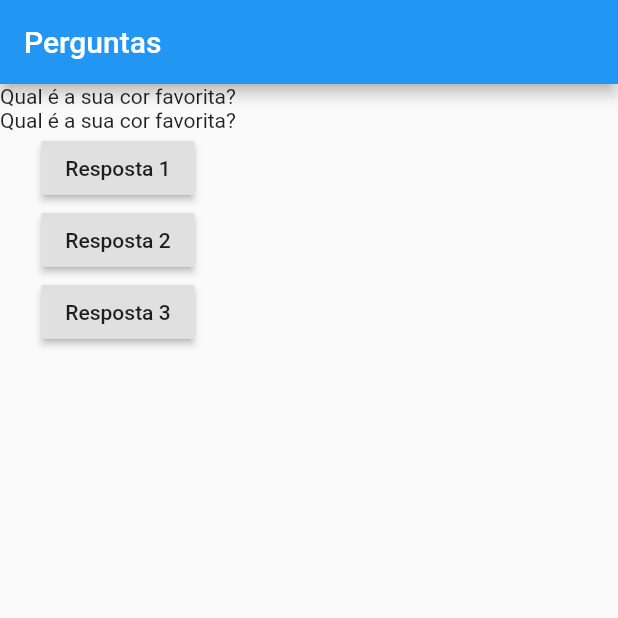
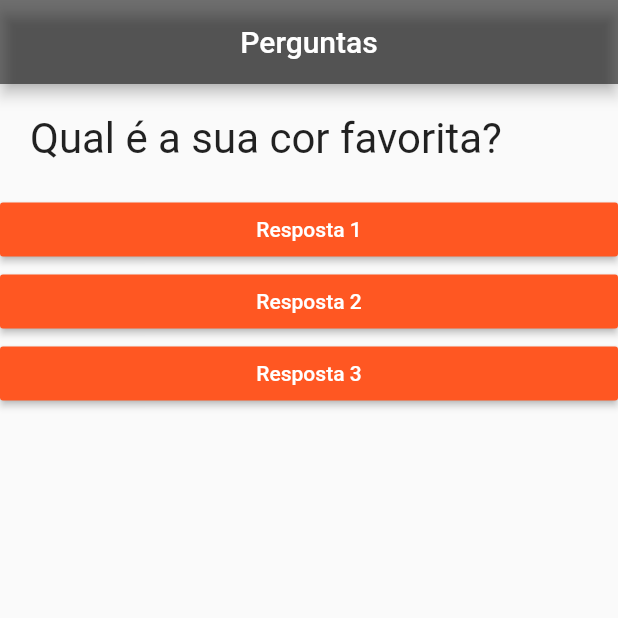
Before and after one commit to eliasfernandesbr/projeto_perguntas, a Flutter app: the screen it shows after launch, on a phone screen of 412 x 824 dp, the top half of it. Run offline on Flutter 3.47's test engine with Material 2 defaults, Android fonts, the phone set to English and light mode, and no system bars.

Commit message:
centerText

```diff
--- a/lib/main.dart
+++ b/lib/main.dart
@@ -1,5 +1,6 @@
 import "package:flutter/material.dart";
 import './questao.dart';
+import './resposta.dart';
 
 main() {
   runApp(PerguntaApp());
@@ -24,26 +25,20 @@ class _PerguntaAppState extends State<PerguntaApp> {
     return MaterialApp(
       home: Scaffold(
           appBar: AppBar(
+            centerTitle: true,
+            backgroundColor: Colors.black54,
             title: Text("Perguntas"),
           ),
           body: Column(
             children: <Widget>[
               questao(perguntas[_perguntaSelecionada]),
-              Text(perguntas[_perguntaSelecionada]),
-              RaisedButton(
-                child: Text("Resposta 1"),
-                onPressed: _responder,
-              ),
-              RaisedButton(
-                child: Text("Resposta 2"),
-                onPressed: _responder,
-              ),
-              RaisedButton(
-                child: Text("Resposta 3"),
-                onPressed: _responder,
-              ),
+              resposta("Resposta 1"),
+              resposta("Resposta 2"),
+              resposta("Resposta 3"),
+
             ],
-          )),
+          ),
+      ),
     );
   }
 }
--- a/lib/questao.dart
+++ b/lib/questao.dart
@@ -1,13 +1,21 @@
+import 'package:flutter/cupertino.dart';
 import 'package:flutter/material.dart';
 
+class questao extends StatelessWidget {
+  final String texto;
 
-class questao extends StatelessWidget {
-
-  final String texto;
   questao(this.texto);
 
   @override
   Widget build(BuildContext context) {
-    return Text(texto);
+    return Container(
+      width: double.infinity,
+      margin: EdgeInsets.all(20),
+      child: Text(
+        texto,
+        style: TextStyle(fontSize: 28),
+
+      ),
+    );
   }
 }
--- /dev/null
+++ b/lib/resposta.dart
@@ -0,0 +1,23 @@
+import 'package:flutter/material.dart';
+
+class resposta extends StatelessWidget {
+  final String texto;
+
+  resposta(this.texto);
+
+  @override
+  Widget build(BuildContext context) {
+    return Container(
+      width: double.infinity,
+      child: RaisedButton(
+          textColor: Colors.white,
+          color: Colors.deepOrange,
+          child: Text(texto),
+          onPressed: (){
+
+          }
+
+      ),
+    );
+  }
+}
```
